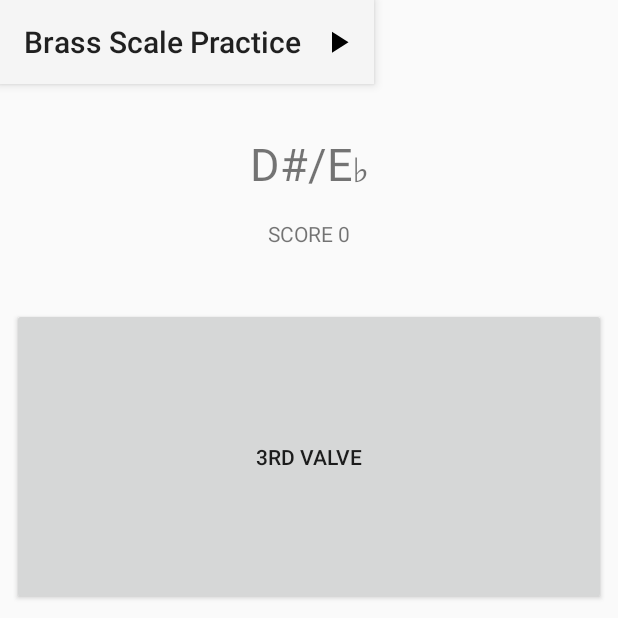
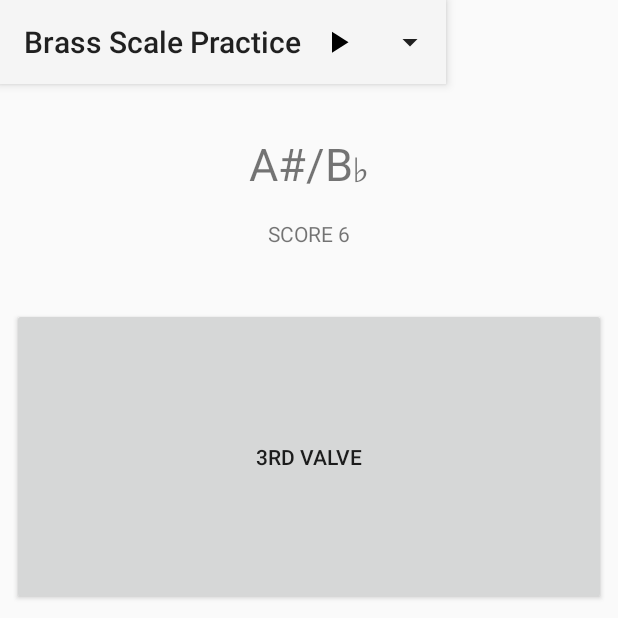
Before and after one commit to jaredblack/brass-scale-practice, an Android app: the screen it shows after launch (MainActivity), after a tap on "Start", on a phone screen of 412 x 824 dp, the top half of it. Run offline under Robolectric (Android 15) with nearby library versions, the phone set to English and light mode, and no system bars.

```diff
--- a/BrassScalePractice/app/src/main/java/com/jhblack/brassscalepractice/MainActivity.java
+++ b/BrassScalePractice/app/src/main/java/com/jhblack/brassscalepractice/MainActivity.java
@@ -45,9 +45,9 @@ public class MainActivity extends AppCompatActivity {
         mContext = getApplicationContext();
         soundPool = new SoundPool.Builder().build();
         metId = soundPool.load(mContext, R.raw.click, 1);
-        cMaj = new Scale(Note.EB4, ScaleType.MAJOR);
+        cMaj = new Scale(Note.BB3, ScaleType.BEBOP);
         int[] notes = cMaj.getNoteRawIds();
-        noteIds = new int[8];
+        noteIds = new int[notes.length];
         noteView = findViewById(R.id.note_display);
         for(int i = 0; i < notes.length; i++) {
             noteIds[i] = soundPool.load(mContext, notes[i], 1);
@@ -87,12 +87,11 @@ public class MainActivity extends AppCompatActivity {
                 Log.d("MainActivity/valveCheck", "Note " + currentNoteName + " is correct");
                 soundPool.stop(lastNote);
                 lastNote = soundPool.play(noteIds[cMaj.getCurrentIndex()], 1, 1, 1, 1, 1f);
-                cMaj.incrementNote();
+                if(!cMaj.incrementNote())
+                    stop();
                 lastWasWrong = false;
             } else if(!Arrays.equals(valvesPressed, lastValves)){
-
                 wrongValves(correctValves);
-
             }
         lastValves = Arrays.copyOf(valvesPressed, 3);
     }
@@ -163,16 +162,20 @@ public class MainActivity extends AppCompatActivity {
                 met.schedule(metTask, 0L, 90L);
                 firstTime = false;
             } else {
-                met.cancel();
-                soundPool.stop(lastNote);
-                cMaj.reset();
-                noteView.setText(R.string.note_display_default);
-                firstTime = true;
-                score = 0;
+                stop();
             }
         }
 
         return super.onOptionsItemSelected(item);
     }
 
+
+    private void stop() {
+        met.cancel();
+        soundPool.stop(lastNote);
+        cMaj.reset();
+        noteView.setText(R.string.note_display_default);
+        firstTime = true;
+        score = 0;
+    }
 }
--- a/BrassScalePractice/app/src/main/res/menu/action_bar_menu.xml
+++ b/BrassScalePractice/app/src/main/res/menu/action_bar_menu.xml
@@ -9,4 +9,11 @@
     android:title="@string/start_state"
     android:icon="@drawable/play"
     app:showAsAction="ifRoom" />
+
+    <item
+        android:id="@+id/spinner"
+        android:title="Note Selector"
+        app:actionViewClass="android.widget.Spinner"
+        android:background="#ff00"
+        app:showAsAction="always" />
 </menu>
```
Also changed, not shown: BrassScalePractice/app/src/main/java/com/jhblack/brassscalepractice/Scale.java (+9 -4 lines).
